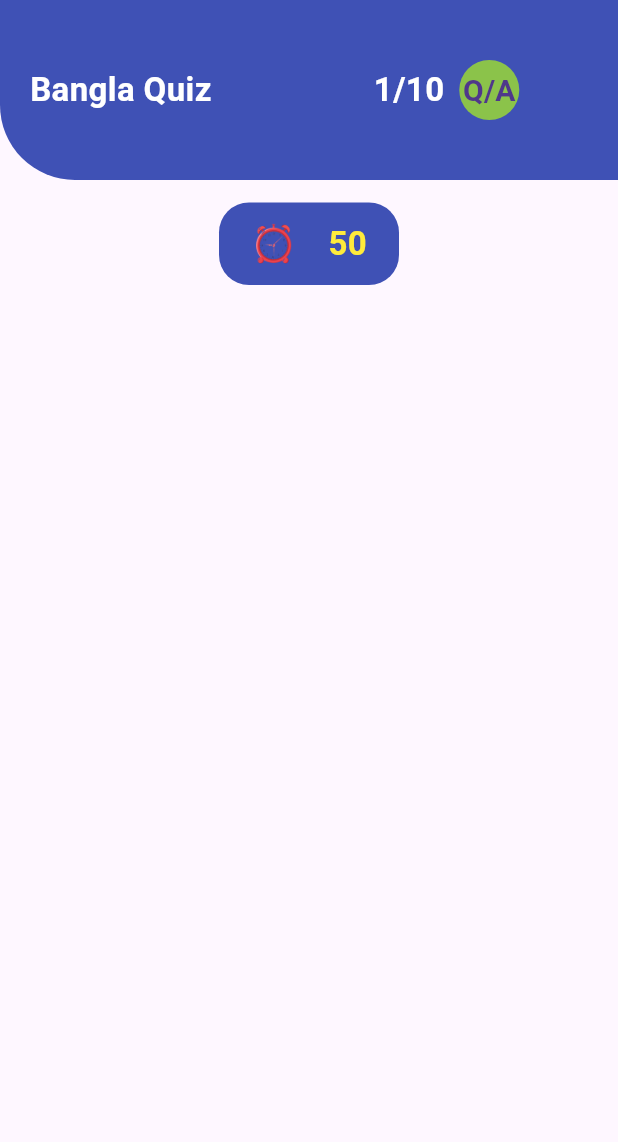
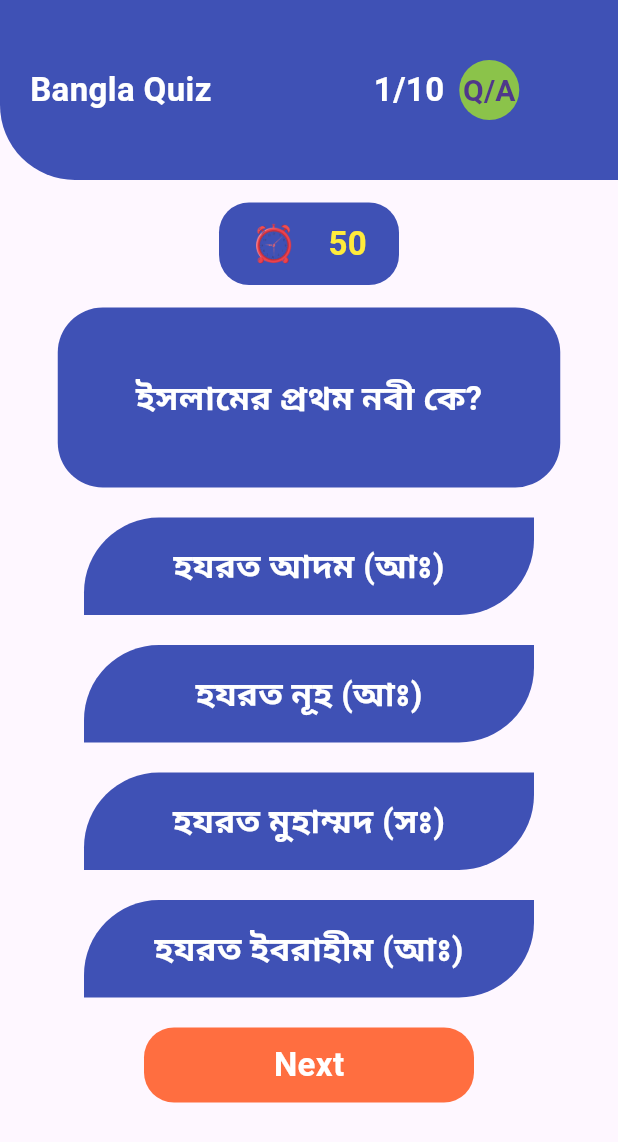
Before and after one commit to rifatalam26/Quiz_, a Flutter app: the screen it shows after launch, on a phone screen of 412 x 824 dp. Shown: the top 1142 px of the screen. Run offline on Flutter 3.47's test engine with Material 3 defaults, Android fonts, the phone set to English and light mode, and no system bars.

Commit message:
question 1

```diff
--- a/lib/view/question_page1.dart
+++ b/lib/view/question_page1.dart
@@ -1,4 +1,3 @@
-import 'package:flutter/cupertino.dart';
 import 'package:flutter/material.dart';
 
 class QuestionPage1 extends StatefulWidget {
@@ -90,7 +89,114 @@ class _QuestionPage1State extends State<QuestionPage1> {
           const SizedBox(
             height: 15,
           ),
-
+          Container(
+            height: 120,
+            width: 335,
+            decoration: BoxDecoration(
+                color: Colors.indigo, borderRadius: BorderRadius.circular(30)),
+            child: const Center(
+                child: Text(
+              "ইসলামের প্রথম নবী কে?",
+              style: TextStyle(
+                  fontSize: 22,
+                  fontWeight: FontWeight.bold,
+                  color: Colors.white),
+            )),
+          ),
+          const SizedBox(
+            height: 20,
+          ),
+          Container(
+            height: 65,
+            width: 300,
+            decoration: const BoxDecoration(
+                color: Colors.indigo,
+                borderRadius: BorderRadius.only(
+                    topLeft: Radius.circular(50),
+                    bottomRight: Radius.circular(50))),
+            child: const Center(
+                child: Text("হযরত আদম (আঃ)",
+                    style: TextStyle(
+                        fontSize: 22,
+                        fontWeight: FontWeight.bold,
+                        color: Colors.white))),
+          ),
+          const SizedBox(
+            height: 20,
+          ),
+          Container(
+            height: 65,
+            width: 300,
+            decoration: const BoxDecoration(
+                color: Colors.indigo,
+                borderRadius: BorderRadius.only(
+                    topLeft: Radius.circular(50),
+                    bottomRight: Radius.circular(50))),
+            child: const Center(
+                child: Text("হযরত নূহ (আঃ)",
+                    style: TextStyle(
+                        fontSize: 22,
+                        fontWeight: FontWeight.bold,
+                        color: Colors.white))),
+          ),
+          const SizedBox(
+            height: 20,
+          ),
+          Container(
+            height: 65,
+            width: 300,
+            decoration: const BoxDecoration(
+                color: Colors.indigo,
+                borderRadius: BorderRadius.only(
+                    topLeft: Radius.circular(50),
+                    bottomRight: Radius.circular(50))),
+            child: const Center(
+                child: Text("হযরত মুহাম্মদ (সঃ)",
+                    style: TextStyle(
+                        fontSize: 22,
+                        fontWeight: FontWeight.bold,
+                        color: Colors.white))),
+          ),
+          const SizedBox(
+            height: 20,
+          ),
+          Container(
+            height: 65,
+            width: 300,
+            decoration: const BoxDecoration(
+                color: Colors.indigo,
+                borderRadius: BorderRadius.only(
+                    topLeft: Radius.circular(50),
+                    bottomRight: Radius.circular(50))),
+            child: const Center(
+                child: Text("হযরত ইবরাহীম (আঃ)",
+                    style: TextStyle(
+                        fontSize: 22,
+                        fontWeight: FontWeight.bold,
+                        color: Colors.white))),
+          ),
+          const SizedBox(
+            height: 20,
+          ),
+          InkWell(
+            onTap: (){},
+            child: Container(
+              height: 50,
+              width: 220,
+              decoration: BoxDecoration(
+                color: Colors.deepOrangeAccent,
+                borderRadius: BorderRadius.circular(20),
+              ),
+              child: const Center(
+                  child: Text(
+                "Next",
+                style: TextStyle(
+                    fontWeight: FontWeight.bold,
+                    fontSize: 22,
+                    color: Colors.white),
+              )),
+            ),
+          )
         ],
       ),
     );
```
